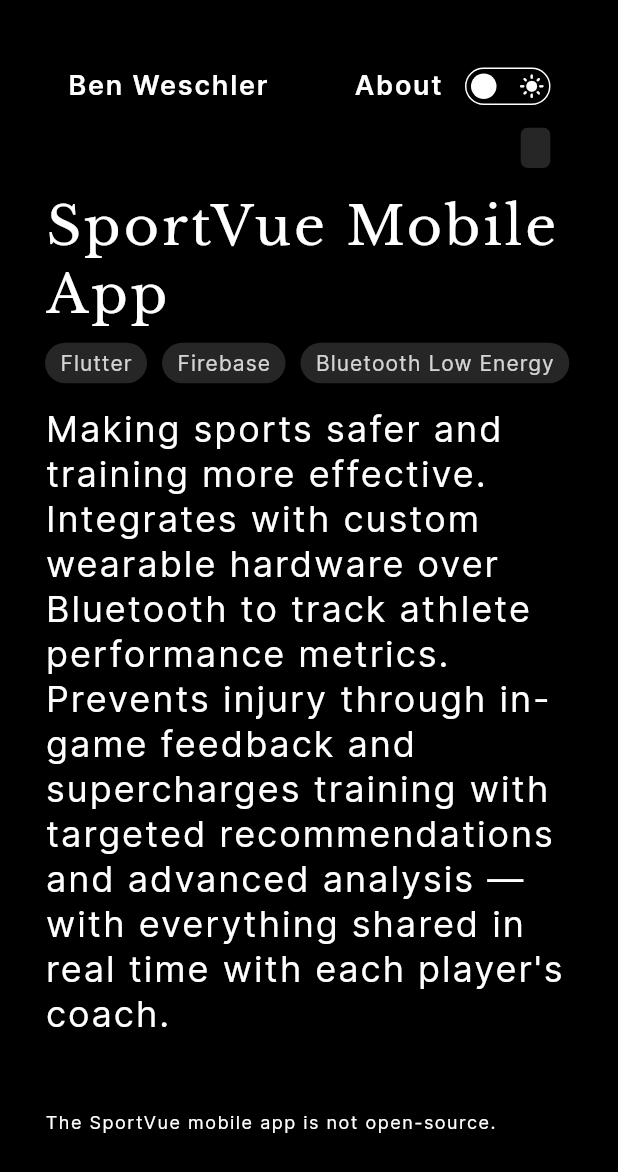
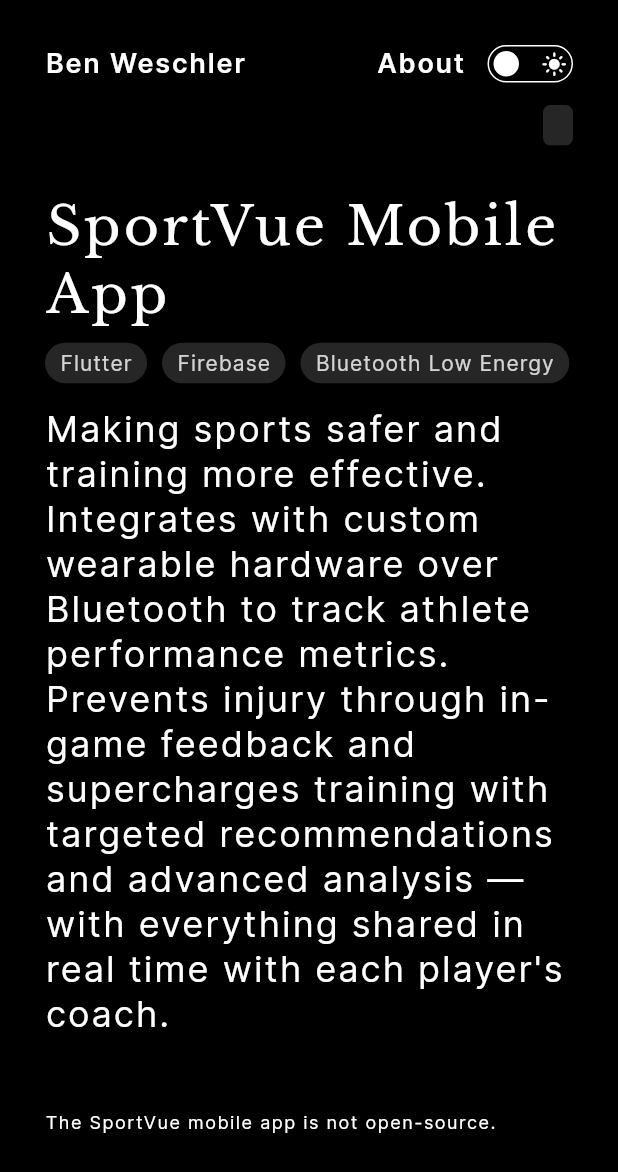
Before and after one commit to benweschler/website, a Flutter app: the MainAppScaffold screen opened directly, scrolled down 576 dp, after a tap on the "dark mode" icon, on a phone screen of 412 x 824 dp. Shown: the top 1172 px of the screen. Run offline on Flutter 3.47's test engine with Material 2 defaults, Android fonts, the phone set to English and light mode, and no system bars; drawn by our look-alikes of flutter_animate; missing offline and left inert: dart:html, flutter_shaders.

Commit message:
Bugfixes.
Incorrect theme lock updates to theme switch.
Slowed scrolling on mobile.
Better mobile padding.
Set browser tint.

```diff
--- a/lib/screens/initialization_screen.dart
+++ b/lib/screens/initialization_screen.dart
@@ -15,7 +15,7 @@
     final showWorksOnMobilePrompt = !(MediaQuery
         .of(context)
         .size
-        .width < wideScreenCutoff) && !_isMobileBrowser();
+        .width <= wideScreenCutoff) && !_isMobileBrowser();
 
     return Scaffold(
       body: Center(
@@ -44,6 +44,7 @@
                     .isDark ? Colors.white : Colors.black,
               ),
             ),
+            /*
             if (showWorksOnMobilePrompt)
               const Text(
                 'This webapp also works on mobile',
@@ -53,6 +54,8 @@
                   letterSpacing: 1.33,
                 ),
               )
+
+             */
           ],
         ),
       ),
--- a/lib/screens/main_app_scaffold/global_header.dart
+++ b/lib/screens/main_app_scaffold/global_header.dart
@@ -18,9 +18,8 @@
   const GlobalHeader({super.key, required this.messengerKey});
 
   Color _resolveHeaderColor(BuildContext context) {
-    double navigatorPage = context
-        .select<RootPageController, double>((controller) => controller.page);
-    navigatorPage = clampDouble(navigatorPage, 0, 1);
+    double navigatorPage = context.select<RootPageController, double>(
+        (controller) => clampDouble(controller.page, 0, 1));
     return Color.lerp(
         Colors.white, AppColors.of(context).onBackground, navigatorPage)!;
   }
@@ -28,6 +27,7 @@
   @override
   Widget build(BuildContext context) {
     final resolvedHeaderColor = _resolveHeaderColor(context);
+
     return Theme(
       data: AppColors.of(context)
           .copyWith(
@@ -93,10 +93,10 @@
             ),
           ),
         ),
-        if(MediaQuery.of(context).size.width < wideScreenCutoff)
-          const SizedBox(width: 15)
+        if (MediaQuery.of(context).size.width > wideScreenCutoff)
+          const SizedBox(width: 30)
         else
-          const SizedBox(width: 30),
+          const SizedBox(width: 15),
         Consumer<ThemeConfig>(
           builder: (_, themeConfig, __) => IconSwitch(
             onSwitch: themeConfig.toggleTheme,
@@ -107,6 +107,7 @@
             isDisabled: themeConfig.darkModeLocked,
             onDisabledClick: () {
               final appName = darkModeUnsupportedPages[context.currentPage()];
+              if(appName == null) return;
               headerMessengerKey.currentState!
                   .showPopup('$appName doesn\'t have dark mode');
             },
--- a/lib/screens/main_app_scaffold/main_app_scaffold.dart
+++ b/lib/screens/main_app_scaffold/main_app_scaffold.dart
@@ -36,7 +36,7 @@
     // If the page controller is between pages
     if (_isAnimatingFromScroll) return;
 
-    if (MediaQuery.of(context).size.width < wideScreenCutoff &&
+    if (MediaQuery.of(context).size.width <= wideScreenCutoff &&
         _pageController.page > 0) return;
 
     _isAnimatingFromScroll = true;
@@ -69,7 +69,7 @@
 
   @override
   Widget build(BuildContext context) {
-    final isWideFormat = MediaQuery.of(context).size.width < wideScreenCutoff;
+    final isWideFormat = MediaQuery.of(context).size.width > wideScreenCutoff;
     final double headerPadding = isWideFormat ? 45 : 30;
 
     return ChangeNotifierProvider.value(
@@ -116,7 +116,7 @@
 
   @override
   Widget build(BuildContext context) {
-    if(MediaQuery.of(context).size.width < wideScreenCutoff) return child;
+    if(MediaQuery.of(context).size.width <= wideScreenCutoff) return child;
 
     return Padding(
       padding: const EdgeInsets.all(15),
@@ -155,7 +155,7 @@
         final delta = details.delta.dy;
 
         // Ignore small swipes for app scrolling
-        if(delta.abs() < 30) return;
+        if(delta.abs() < 20) return;
 
         // This is opposite to what is intuitive since up -> previous. On mobile
         // if you drag up you want to scroll down.
--- a/lib/widgets/app_preview_page.dart
+++ b/lib/widgets/app_preview_page.dart
@@ -35,7 +35,7 @@
   Widget build(BuildContext context) {
     return LayoutBuilder(
       builder: (context, constraints) {
-        if (MediaQuery.of(context).size.width < wideScreenCutoff) {
+        if (MediaQuery.of(context).size.width <= wideScreenCutoff) {
           return _MobileLayout(
             constraints: constraints,
             lightAssetPaths: lightAssetPaths,
@@ -194,6 +194,8 @@
       children: [
         Positioned.fill(child: widget.textContent),
         Positioned.fill(
+          left: 15,
+          right: 15,
           child: ListenableBuilder(
             listenable: _scrollController,
             builder: (_, __) {
@@ -225,7 +227,7 @@
               physics: const ClampingScrollPhysics(),
               child: SizedBox(
                 // This makes the scroll extent 50% of the screen's height
-                height: widget.constraints.maxHeight * 1.5,
+                height: widget.constraints.maxHeight * 3,
                 width: widget.constraints.maxWidth,
               ),
             ),
```
Also changed, not shown: lib/theme_config.dart (+5 -3 lines), 1 other file.
